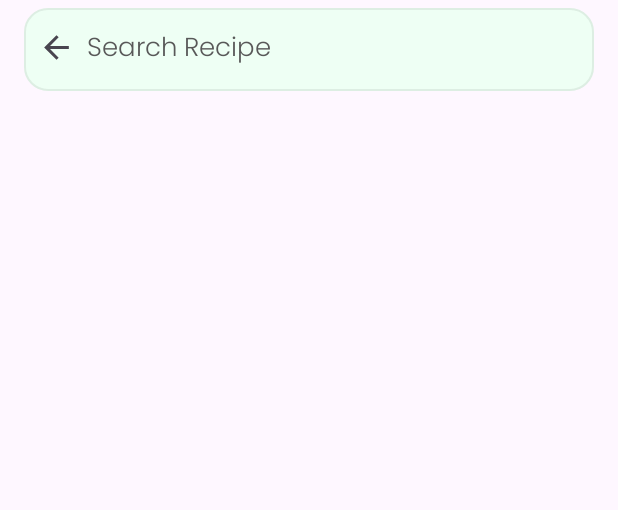
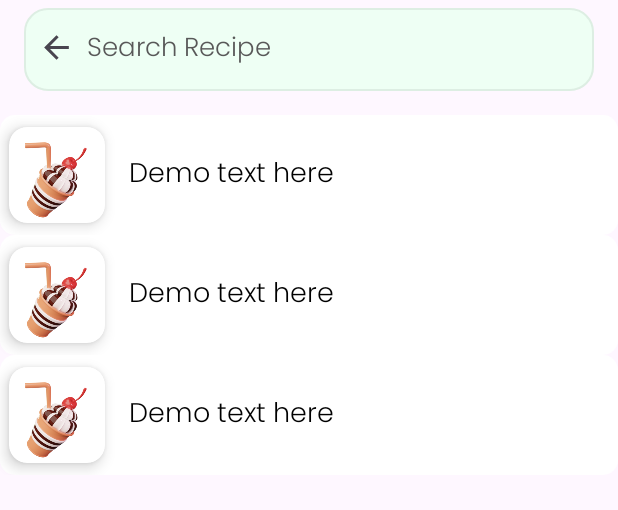
Before and after one commit to KrishVerma7/CookBook, an Android app: the layout activity_search.xml on its own in the app's theme, with its tools: preview values and no code run, on a phone screen of 412 x 824 dp. Shown: the top 510 px of the screen. Run offline under Robolectric (Android 15) with nearby library versions, the phone set to English and light mode, and no system bars.

Commit message:
Implemented SearchActivity.kt and SearchAdapter.kt with proper functioning of search bar

```diff
--- a/app/src/main/res/layout/activity_search.xml
+++ b/app/src/main/res/layout/activity_search.xml
@@ -42,6 +42,7 @@
         android:layout_width="match_parent"
         android:layout_height="0dp"
         android:layout_marginTop="16dp"
+        tools:listitem="@layout/search_rv"
         app:layout_constraintEnd_toEndOf="parent"
         app:layout_constraintStart_toStartOf="parent"
         app:layout_constraintTop_toBottomOf="@+id/search" />
--- /dev/null
+++ b/app/src/main/res/layout/search_rv.xml
@@ -0,0 +1,42 @@
+<?xml version="1.0" encoding="utf-8"?>
+<androidx.constraintlayout.widget.ConstraintLayout xmlns:android="http://schemas.android.com/apk/res/android"
+    xmlns:app="http://schemas.android.com/apk/res-auto"
+    xmlns:tools="http://schemas.android.com/tools"
+    android:layout_width="match_parent"
+    android:layout_height="80dp"
+    android:background="@drawable/card_back_btn">
+
+    <androidx.cardview.widget.CardView
+        android:id="@+id/cardView"
+        android:layout_width="64dp"
+        android:layout_height="64dp"
+        android:layout_marginStart="6dp"
+        app:cardElevation="6dp"
+        app:cardCornerRadius="12dp"
+        app:layout_constraintBottom_toBottomOf="parent"
+        app:layout_constraintStart_toStartOf="parent"
+        app:layout_constraintTop_toTopOf="parent">
+
+        <ImageView
+            android:id="@+id/search_img"
+            android:layout_width="64dp"
+            android:layout_height="64dp"
+            android:layout_gravity="center"
+            android:src="@drawable/catergory_drinks" />
+    </androidx.cardview.widget.CardView>
+
+    <TextView
+        android:id="@+id/search_txt"
+        android:layout_width="0dp"
+        android:layout_height="wrap_content"
+        android:layout_marginStart="16dp"
+        android:layout_marginEnd="16dp"
+        android:fontFamily="@font/poppins_light"
+        android:text="Demo text here"
+        android:textColor="@color/black"
+        android:textSize="18sp"
+        app:layout_constraintBottom_toBottomOf="parent"
+        app:layout_constraintEnd_toEndOf="parent"
+        app:layout_constraintStart_toEndOf="@+id/cardView"
+        app:layout_constraintTop_toTopOf="parent" />
+</androidx.constraintlayout.widget.ConstraintLayout>
```
Also changed, not shown: app/src/main/java/com/example/cookbook/SearchActivity.kt (+62 -0 lines), app/src/main/java/com/example/cookbook/SearchAdapter.kt (added, +38 -0 lines).
